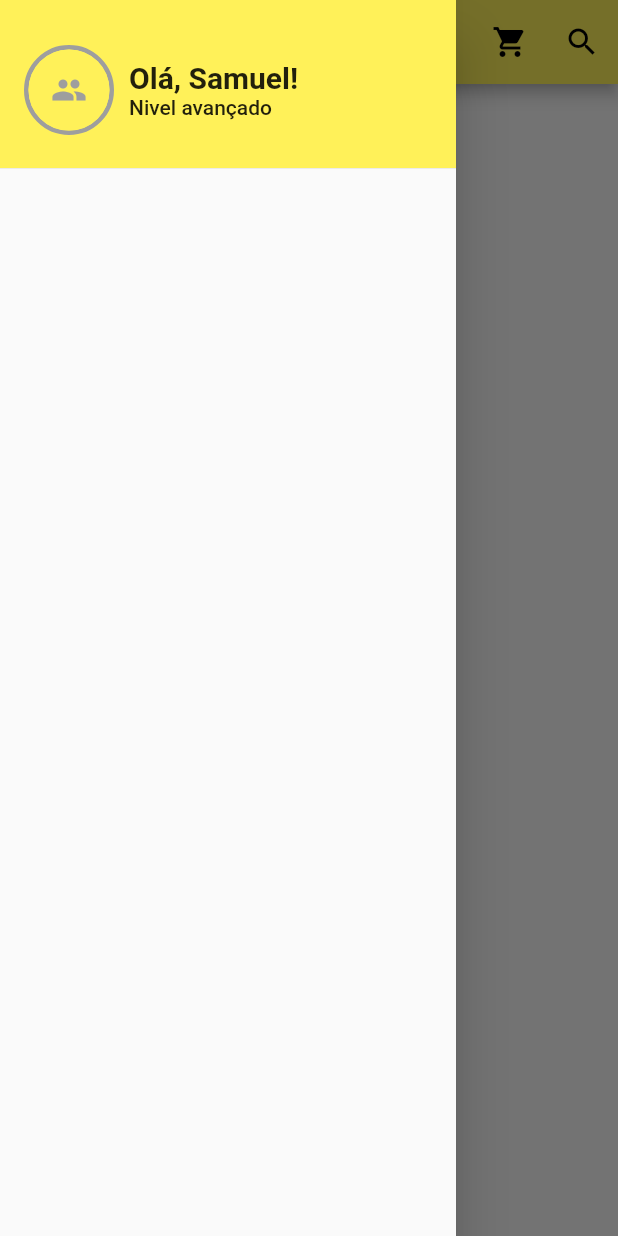
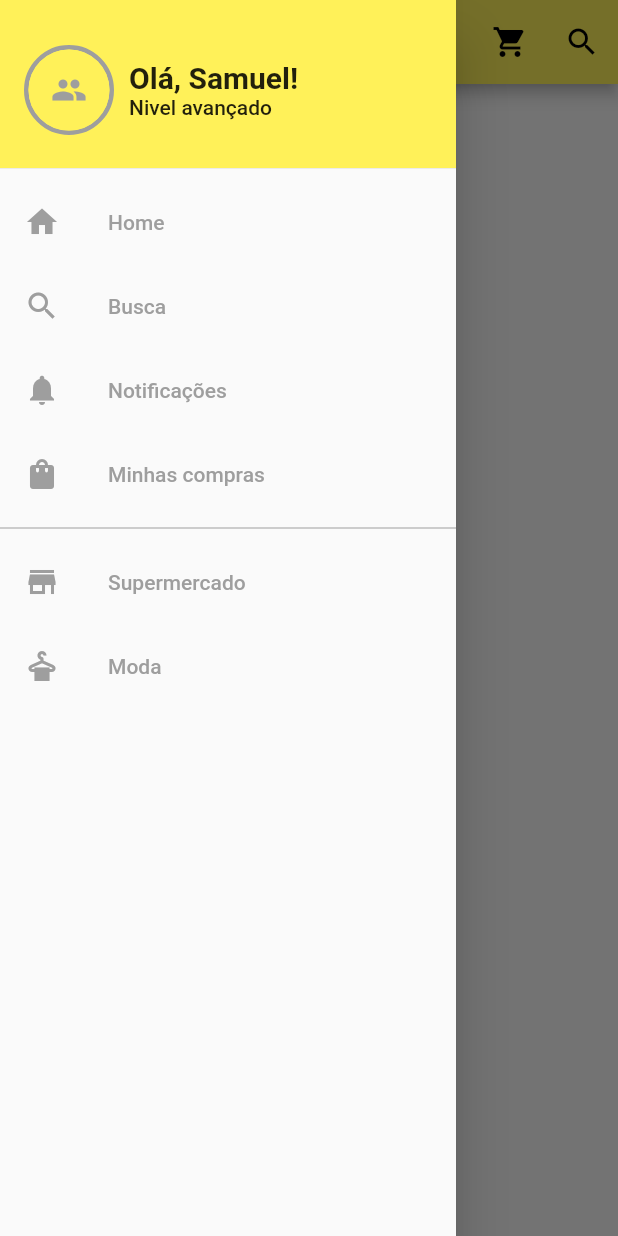
Before and after one commit to SamuWesll/clone_mercadolLivre, a Flutter app: the screen it shows after launch, with the side drawer open, on a phone screen of 412 x 824 dp. Run offline on Flutter 3.47's test engine with Material 2 defaults, Android fonts, the phone set to English and light mode, and no system bars.

Commit message:
menu drawer

```diff
--- /dev/null
+++ b/lib/pages/home.dart
@@ -0,0 +1,17 @@
+import 'package:flutter/material.dart';
+
+class Home extends StatefulWidget {
+  Home({Key? key}) : super(key: key);
+
+  @override
+  _HomeState createState() => _HomeState();
+}
+
+class _HomeState extends State<Home> {
+  @override
+  Widget build(BuildContext context) {
+    return Center(
+      child: Text('Home Mercado Livre'),
+    );
+  }
+}
--- a/lib/widgets/app_menu_drawer.dart
+++ b/lib/widgets/app_menu_drawer.dart
@@ -1,3 +1,5 @@
+import 'package:clone_mercado_livre/pages/busca.dart';
+import 'package:clone_mercado_livre/pages/home.dart';
 import 'package:flutter/material.dart';
 
 class AppMenuDrawer extends StatelessWidget {
@@ -47,8 +49,38 @@ class AppMenuDrawer extends StatelessWidget {
                   )
                 ],
               )),
-        )
+        ),
+        _itemDrawer(context, Buscar(), icon: Icon(Icons.home), text: 'Home'),
+        _itemDrawer(context, Buscar(), icon: Icon(Icons.search), text: 'Busca'),
+        _itemDrawer(context, Buscar(),
+            icon: Icon(Icons.notifications), text: 'Notificações'),
+        _itemDrawer(context, Buscar(),
+            icon: Icon(Icons.shopping_bag), text: 'Minhas compras'),
+        Divider(color: Colors.grey),
+        _itemDrawer(context, Buscar(),
+            icon: Icon(Icons.store), text: 'Supermercado'),
+        _itemDrawer(context, Buscar(),
+            icon: Icon(Icons.dry_cleaning), text: 'Moda'),
       ],
     );
   }
+
+  Widget _itemDrawer(context, page,
+      {required Icon icon, required String text}) {
+    return ListTile(
+      leading: IconTheme(
+        child: icon,
+        data: IconThemeData(color: Colors.grey),
+      ),
+      title: Text(
+        text,
+        style: TextStyle(
+          color: Colors.grey,
+        ),
+      ),
+      onTap: () {
+        Navigator.push(context, MaterialPageRoute(builder: (context) => page));
+      },
+    );
+  }
 }
--- a/lib/widgets/home_my_app.dart
+++ b/lib/widgets/home_my_app.dart
@@ -1,3 +1,5 @@
+import 'package:clone_mercado_livre/pages/cart.dart';
+import 'package:clone_mercado_livre/pages/home.dart';
 import 'package:flutter/material.dart';
 
 import 'package:clone_mercado_livre/widgets/app_menu_drawer.dart';
@@ -24,7 +26,12 @@ class _HomeMyAppState extends State<HomeMyApp> {
         title: Text('Mercado Livre', style: TextStyle(color: Colors.black)),
         backgroundColor: Color.fromRGBO(255, 241, 89, 1),
         actions: [
-          IconButton(onPressed: () {}, icon: Icon(Icons.shopping_cart)),
+          IconButton(
+              onPressed: () {
+                Navigator.push(
+                    context, MaterialPageRoute(builder: (context) => Cart()));
+              },
+              icon: Icon(Icons.shopping_cart)),
           IconButton(
               onPressed: () {
                 showSearch(context: context, delegate: AppSearchBar());
@@ -33,7 +40,7 @@ class _HomeMyAppState extends State<HomeMyApp> {
         ],
       ),
       body: Center(
-        child: Text('Mercado Livre'),
+        child: Home(),
       ),
     );
   }
```
Also changed, not shown: lib/pages/busca.dart (added, +18 -0 lines), lib/pages/cart.dart (added, +19 -0 lines).
